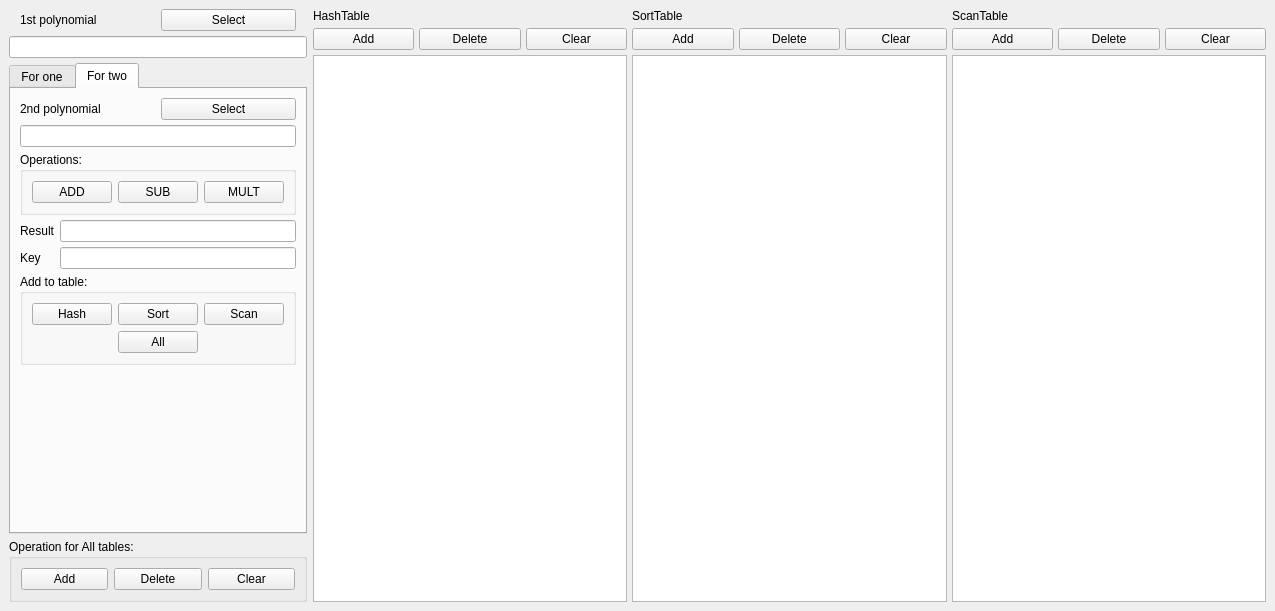
This is ZorinOA/02_lab_table/samples/qt/mainwindow.ui in valentina-kustikova/mp2-practice as Qt 5 draws it before an edit. The edited form follows.
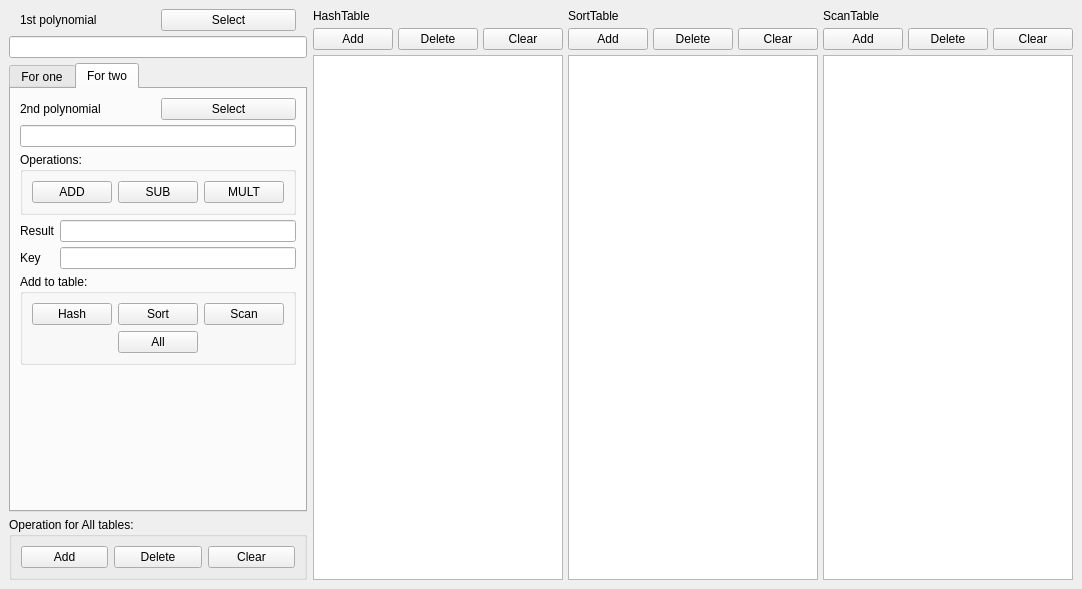
This is the edited form.

```diff
--- a/ZorinOA/02_lab_table/samples/qt/mainwindow.ui
+++ b/ZorinOA/02_lab_table/samples/qt/mainwindow.ui
@@ -6,8 +6,8 @@
    <rect>
     <x>0</x>
     <y>0</y>
-    <width>1275</width>
-    <height>611</height>
+    <width>1038</width>
+    <height>589</height>
    </rect>
   </property>
   <property name="windowTitle">
```
Left out of the diff: 4 changed lines with no effect on the pictures.
